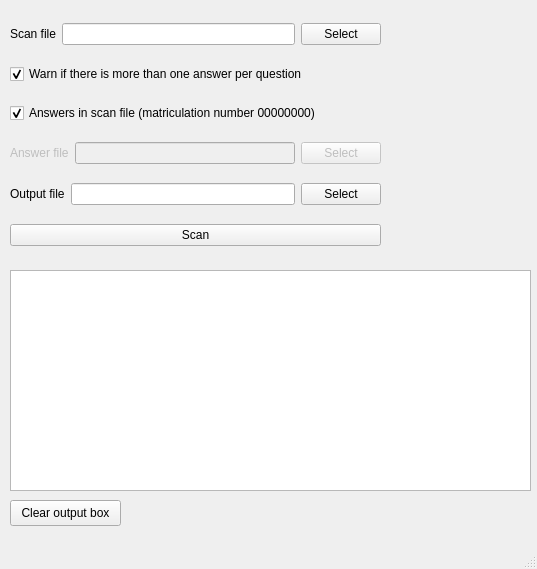
The window that gui/gui.ui (jhudsy/bubblemarking) describes before a commit, drawn with Qt 5.
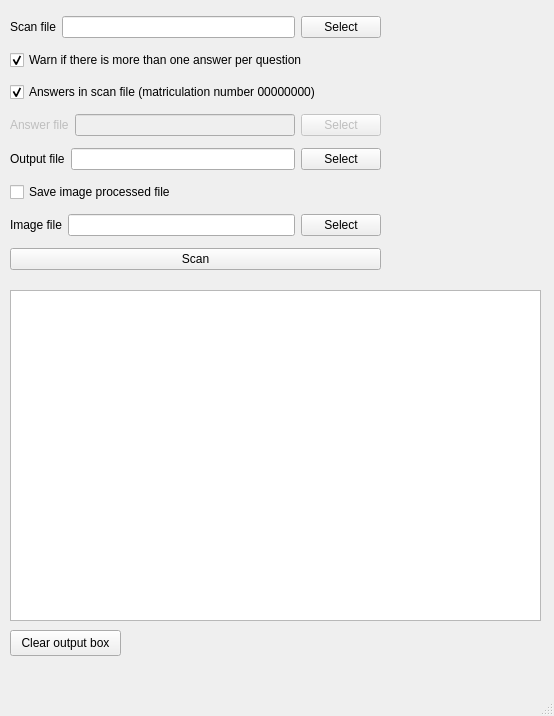
The same window after the commit.

Commit message: added a write image to pdf option. TODO: same for command line

Patch:
```diff
--- a/gui/gui.ui
+++ b/gui/gui.ui
@@ -6,8 +6,8 @@
    <rect>
     <x>0</x>
     <y>0</y>
-    <width>537</width>
-    <height>569</height>
+    <width>554</width>
+    <height>716</height>
    </rect>
   </property>
   <property name="windowTitle">
@@ -20,7 +20,7 @@
       <x>10</x>
       <y>10</y>
       <width>371</width>
-      <height>251</height>
+      <height>272</height>
      </rect>
     </property>
     <layout class="QVBoxLayout" name="verticalLayout">
@@ -117,6 +117,34 @@
        </item>
       </layout>
      </item>
+     <item>
+      <widget class="QCheckBox" name="SaveImageFileCheckbox">
+       <property name="text">
+        <string>Save image processed file</string>
+       </property>
+      </widget>
+     </item>
+     <item>
+      <layout class="QHBoxLayout" name="horizontalLayout_4">
+       <item>
+        <widget class="QLabel" name="ImageFileLabel">
+         <property name="text">
+          <string>Image file</string>
+         </property>
+        </widget>
+       </item>
+       <item>
+        <widget class="QLineEdit" name="ImageFileName"/>
+       </item>
+       <item>
+        <widget class="QPushButton" name="ImageFileSelectButton">
+         <property name="text">
+          <string>Select</string>
+         </property>
+        </widget>
+       </item>
+      </layout>
+     </item>
      <item>
       <widget class="QPushButton" name="ScanButton">
        <property name="text">
@@ -130,9 +158,9 @@
     <property name="geometry">
      <rect>
       <x>10</x>
-      <y>270</y>
-      <width>521</width>
-      <height>221</height>
+      <y>290</y>
+      <width>531</width>
+      <height>331</height>
      </rect>
     </property>
    </widget>
@@ -140,7 +168,7 @@
     <property name="geometry">
      <rect>
       <x>10</x>
-      <y>500</y>
+      <y>630</y>
       <width>111</width>
       <height>26</height>
      </rect>
```
Left out of the diff: 52 changed lines with no effect on the pictures. The commit also changes 3 other files.
